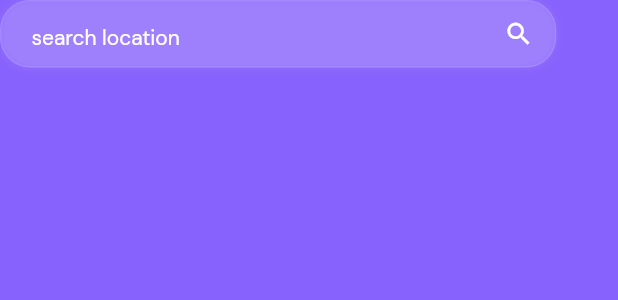
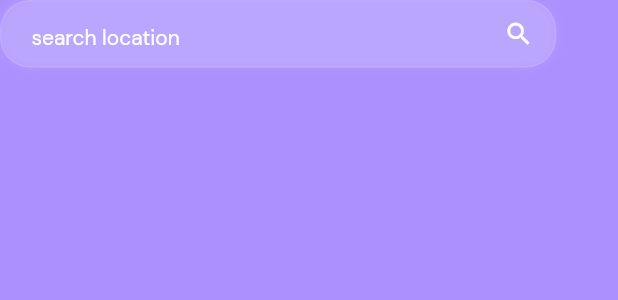
Before and after one commit to Dev-Sashad/flutter_weather_app_test, a Flutter app: the SearchTextField widget shown alone on an empty page, opened directly, on a phone screen of 412 x 824 dp. Shown: the top 300 px of the screen. Run offline on Flutter 3.47's test engine with Material 2 defaults, Android fonts, the phone set to English and light mode, and no system bars; our stand-ins replace cached_network_image, connectivity, flushbar, flutter_svg, fluttertoast, geocoding and 5 more; missing offline and left inert: ars_progress_dialog, flutter_google_places, geoflutterfire, google_maps_webservice, scrollable_panel.

Commit message:
updated_system_overlay_color

```diff
--- a/lib/constant/constant.dart
+++ b/lib/constant/constant.dart
@@ -1,4 +1,4 @@
 import 'package:flutter/material.dart';
 
-final primaryColor = Color(0XFF8862FC);
+final primaryColor = Color(0XFF8862FC).withOpacity(0.7);
 final iconColor = Color(0XFFF8E36F);
--- a/lib/services/weather_services.dart
+++ b/lib/services/weather_services.dart
@@ -333,6 +333,11 @@ class WeatherService {
       }
     } catch (e) {
       print(e.toString());
+      var result = {
+          'status': false,
+          'message': 'No Data fetched',
+        };
+        return result;
     }
   }
 }
--- a/lib/views/search_view.dart
+++ b/lib/views/search_view.dart
@@ -4,6 +4,7 @@ import 'package:flutter/material.dart';
 import 'package:geocoding/geocoding.dart';
 import 'package:google_maps_flutter/google_maps_flutter.dart';
 import 'package:weather_app/constant/constant.dart';
+import 'package:weather_app/constant/helpers.dart';
 import 'package:weather_app/constant/locator.dart';
 import 'package:weather_app/constant/sizeconfig.dart';
 import 'package:weather_app/model/weather_model.dart';
@@ -26,7 +27,9 @@ class _LocationViewState extends State<LocationView> {
   Widget build(BuildContext context) {
     Placemark p = _weatherService.splacemark;
     bool _showmap = _weatherService.showmap;
-
+    systemChrome(
+        color:
+            _showmap ? Colors.grey[100] : Color(0XFF8862FC).withOpacity(0.7));
     return SafeArea(
       child: Scaffold(
         body: Stack(
--- a/lib/widget/search_widget.dart
+++ b/lib/widget/search_widget.dart
@@ -105,10 +105,10 @@ class _SearchTextFieldState extends State<SearchTextField> {
         height: 45,
         width: kwidth(90, context),
         decoration: BoxDecoration(
-            color: _showmap ? primaryColor : Colors.white10,
+            color: Colors.white10,
             borderRadius: BorderRadius.horizontal(
                 left: Radius.circular(20), right: Radius.circular(20)),
-            border: Border.all(color: Colors.white10),
+            border: Border.all(color: _showmap ? primaryColor : Colors.white10),
             boxShadow: [BoxShadow(blurRadius: 4, color: Colors.white10)]),
         child: Row(
             mainAxisAlignment: MainAxisAlignment.spaceBetween,
@@ -144,17 +144,22 @@ class _SearchTextFieldState extends State<SearchTextField> {
                     );
                     displayPredict(p, context);
                   },
-                  style: TextStyle(color: Colors.white, fontSize: 14),
+                  style: TextStyle(
+                      color: _showmap ? primaryColor : Colors.white,
+                      fontSize: 14),
                   decoration: new InputDecoration(
                     border: InputBorder.none,
                     contentPadding: EdgeInsets.only(left: 20),
                     hintText: 'search location',
-                    hintStyle: TextStyle(color: Colors.white, fontSize: 14),
+                    hintStyle: TextStyle(
+                        color: _showmap ? primaryColor : Colors.white,
+                        fontSize: 14),
                   ),
                 ),
               ),
               IconButton(
-                  icon: Icon(Icons.search, size: 20, color: Colors.white),
+                  icon: Icon(Icons.search,
+                      size: 20, color: _showmap ? primaryColor : Colors.white),
                   onPressed: () => search(context))
             ]));
   }
```
Also changed, not shown: lib/constant/helpers.dart (+22 -0 lines), lib/views/home.dart (+7 -3 lines), lib/views/splashscreen.dart (+7 -5 lines), lib/widget/home_temperature_widget.dart (+11 -9 lines).
